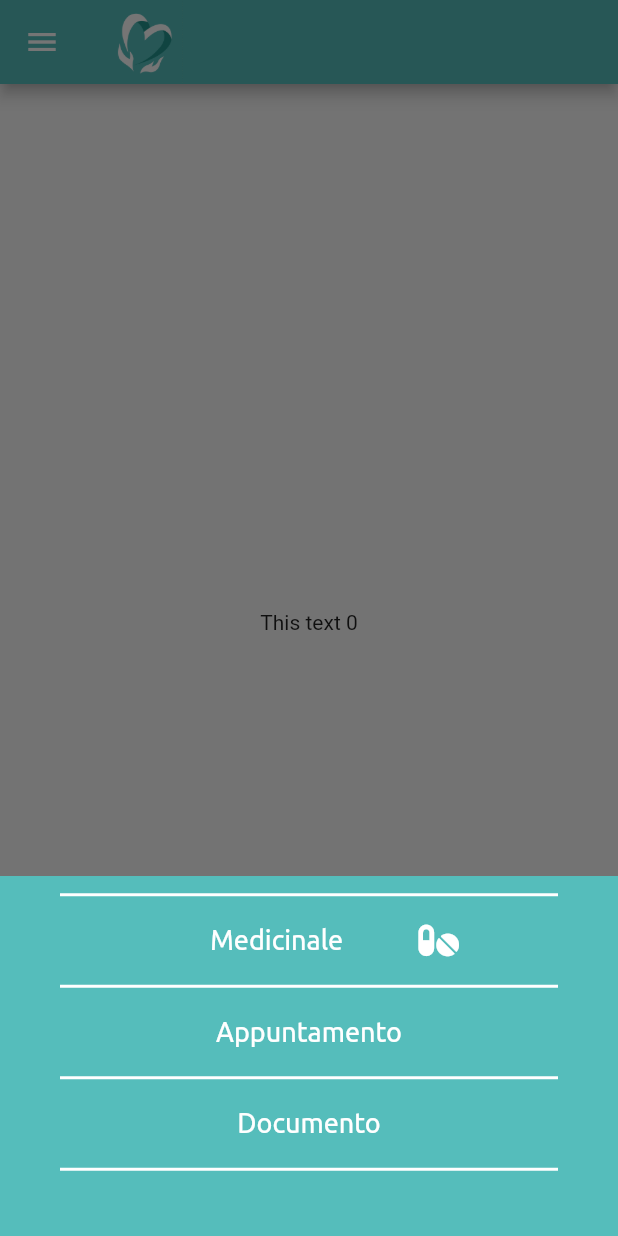
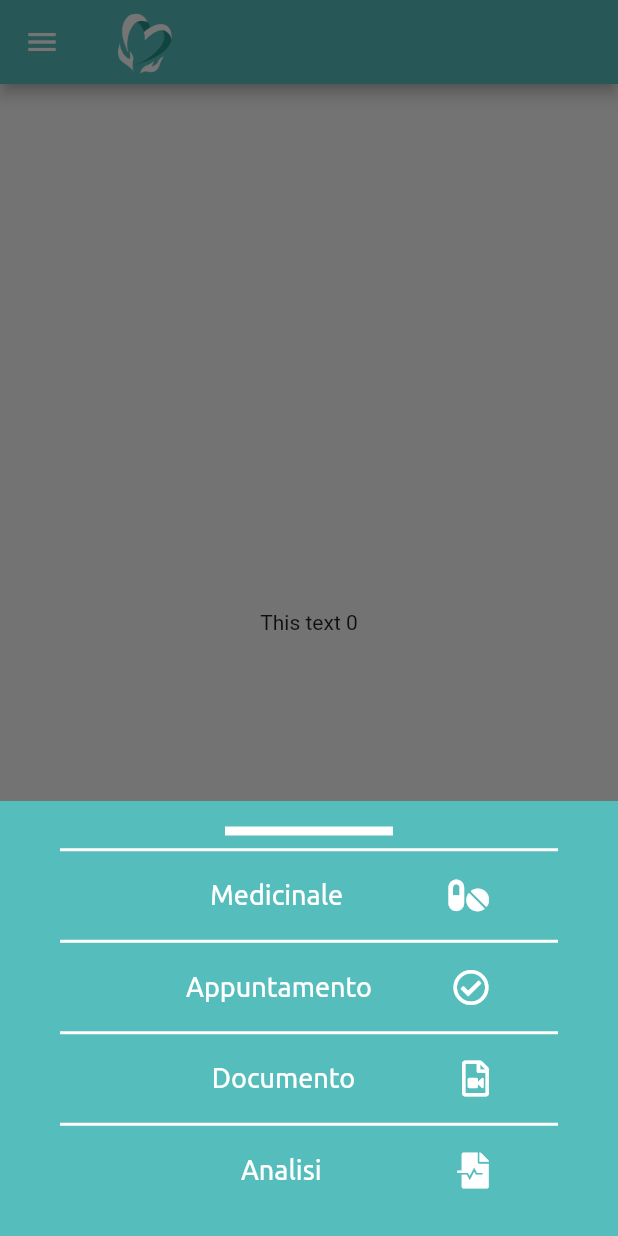
Before and after one commit to fabiomontello/my-care-app, a Flutter app: the MyHomePage screen opened by its route, item 3 of the bottom bar chosen, on a phone screen of 412 x 824 dp. Run offline on Flutter 3.47's test engine with Material 2 defaults, Android fonts, the phone set to English and light mode, and no system bars; our stand-ins replace font_awesome_flutter; project files that could hold a hidden picture were left out.

Commit message:
Update: plus_list_elem

```diff
--- a/lib/ui/plus.dart
+++ b/lib/ui/plus.dart
@@ -1,4 +1,5 @@
 import 'package:flutter/material.dart';
+import 'package:my_care/ui/plus_list_elem.dart';
 import './drawer_list_separator.dart';
 import 'package:font_awesome_flutter/font_awesome_flutter.dart';
 
@@ -29,49 +30,27 @@ class _PlusButton extends State<PlusButton> {
   @override
   Widget build(BuildContext context) {
     return Container(
-      child: Container(
       padding: EdgeInsets.all(10),
-        height: 240,
+      height: 290,
       child: Column(
         crossAxisAlignment: CrossAxisAlignment.end,
         children: <Widget>[
           Divider(
             color: Colors.white,
-              indent: 30,
-              endIndent: 30,
-              height: 5,
-              thickness: 2,
-            ),
-            Container(
-              margin: EdgeInsets.symmetric(vertical: 0, horizontal: 80),
-              child: ListTile(
-                title: Text('Medicinale',
-                    textAlign: TextAlign.center,
-                    style: Theme.of(context).textTheme.headline6
-                    //TextStyle (color: Colors.white, ),
-                    ),
-                trailing: FaIcon(
-                  FontAwesomeIcons.pills,
-                  color: Colors.white,
-                ),
-                //textDirection: Icons.format_align_center),
-              ),
+            indent: 140,
+            endIndent: 140,
+            height: 20,
+            thickness: 6,
           ),
           DrawerListSeparator(),
-            ListTile(
-              title: Text('Appuntamento',
-                  textAlign: TextAlign.center,
-                  style: Theme.of(context).textTheme.headline6),
-            ),
+          PlusListElem('Medicinale', FontAwesomeIcons.pills),
           DrawerListSeparator(),
-            ListTile(
-              title: Text('Documento',
-                  textAlign: TextAlign.center,
-                  style: Theme.of(context).textTheme.headline6),
-            ),
+          PlusListElem('Appuntamento', FontAwesomeIcons.checkCircle),
           DrawerListSeparator(),
+          PlusListElem('Documento', FontAwesomeIcons.fileVideo),
+          DrawerListSeparator(),
+          PlusListElem('Analisi', FontAwesomeIcons.fileMedicalAlt)
         ],
-        ),
       ),
     );
   }
--- /dev/null
+++ b/lib/ui/plus_list_elem.dart
@@ -0,0 +1,27 @@
+import 'package:flutter/material.dart';
+import 'package:font_awesome_flutter/font_awesome_flutter.dart';
+import 'package:my_care/ui/plus.dart';
+
+class PlusListElem extends StatelessWidget {
+  final String labelTitle;
+  final IconData labelIcon;
+  PlusListElem(this.labelTitle, this.labelIcon);
+  @override
+  Widget build(BuildContext context) {
+    return Container(
+      margin: EdgeInsets.symmetric(vertical: 0, horizontal: 60),
+      child: ListTile(
+        title: Text(labelTitle,
+            textAlign: TextAlign.center,
+            style: Theme.of(context).textTheme.headline6
+            //TextStyle (color: Colors.white, ),
+            ),
+        trailing: FaIcon(
+          labelIcon,
+          color: Colors.white,
+        ),
+        //textDirection: Icons.format_align_center),
+      ),
+    );
+  }
+}
```
Lines whose indentation alone changed are shown as unchanged.
